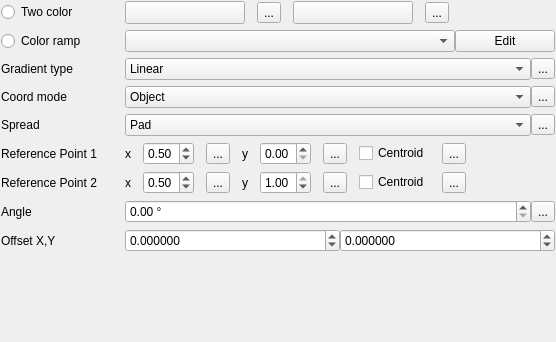
carsmie/QGIS, file src/ui/symbollayer/widget_gradientfill.ui: the form before one commit.
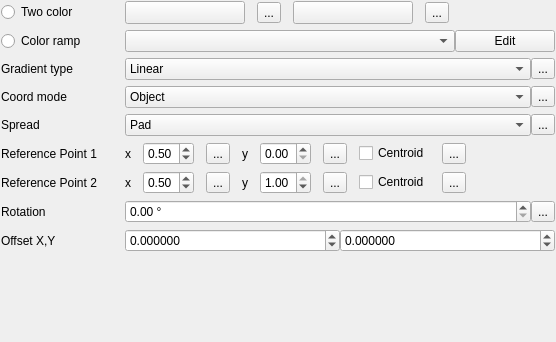
The form after the commit. Custom widgets are drawn as their Qt base class.

Commit message: More consistency on gui labels

What changed in the file:
```diff
--- a/src/ui/symbollayer/widget_gradientfill.ui
+++ b/src/ui/symbollayer/widget_gradientfill.ui
@@ -533,7 +533,7 @@
    <item row="7" column="0">
     <widget class="QLabel" name="label_11">
      <property name="text">
-      <string>Angle</string>
+      <string>Rotation</string>
      </property>
     </widget>
    </item>
```
Left out of the diff: 15 changed lines with no effect on the pictures. The commit also changes 5 other files.
